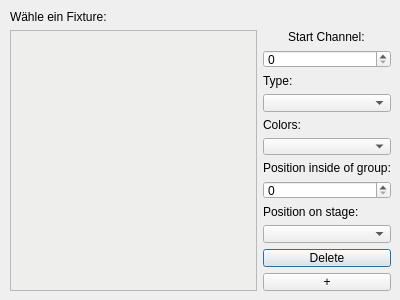
First picture: the form in src/ui/fixturechoosingdialog.ui, repository Lenium37/SigLight, before the edit.
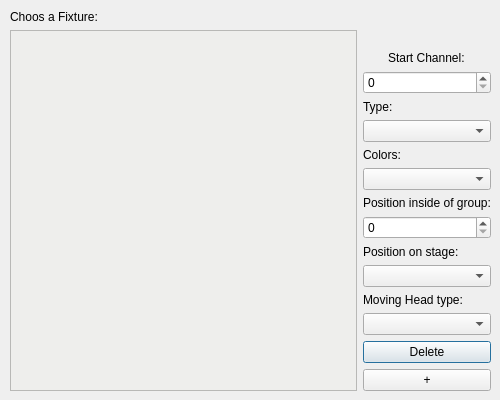
Second picture: the form after the edit.

Commit message: added JBLED P4 and moving head types

```diff
--- a/src/ui/fixturechoosingdialog.ui
+++ b/src/ui/fixturechoosingdialog.ui
@@ -6,8 +6,8 @@
    <rect>
     <x>0</x>
     <y>0</y>
-    <width>400</width>
-    <height>300</height>
+    <width>500</width>
+    <height>400</height>
    </rect>
   </property>
   <property name="windowTitle">
@@ -18,15 +18,15 @@
     <rect>
      <x>10</x>
      <y>10</y>
-     <width>381</width>
-     <height>281</height>
+     <width>481</width>
+     <height>381</height>
     </rect>
    </property>
    <layout class="QGridLayout" name="gridLayout">
     <item row="0" column="0">
      <widget class="QLabel" name="fixture_choosing_label">
       <property name="text">
-       <string>Wähle ein Fixture:</string>
+       <string>Choos a Fixture:</string>
       </property>
      </widget>
     </item>
@@ -128,7 +128,7 @@
        <widget class="QComboBox" name="cB_colors"/>
       </item>      
       <item alignment="Qt::AlignBottom">
-       <widget class="QLabel" name="l_start_channel">
+       <widget class="QLabel" name="l_position_inside_group">
         <property name="sizePolicy">
          <sizepolicy hsizetype="Preferred" vsizetype="Preferred">
           <horstretch>0</horstretch>
@@ -177,6 +177,31 @@
       <item>
        <widget class="QComboBox" name="cB_moving_head_position"/>
       </item>
+      <item alignment="Qt::AlignBottom">
+       <widget class="QLabel" name="l_moving_head_type">
+        <property name="sizePolicy">
+         <sizepolicy hsizetype="Preferred" vsizetype="Preferred">
+          <horstretch>0</horstretch>
+          <verstretch>0</verstretch>
+         </sizepolicy>
+        </property>
+        <property name="layoutDirection">
+         <enum>Qt::LeftToRight</enum>
+        </property>
+        <property name="autoFillBackground">
+         <bool>false</bool>
+        </property>
+        <property name="styleSheet">
+         <string notr="true"/>
+        </property>
+        <property name="text">
+         <string>Moving Head type:</string>
+        </property>
+       </widget>
+      </item>
+      <item>
+       <widget class="QComboBox" name="cB_moving_head_type"/>
+      </item>
       <item>
        <widget class="QPushButton" name="pB_delete_fixture">
         <property name="text">
```
The commit also changes 13 other files.
